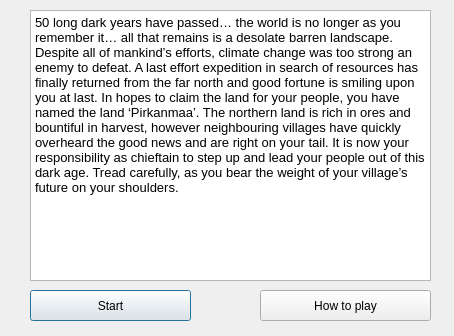
hoanhle/Colonization-Game, file Game/startdialog.ui: the form before one commit.
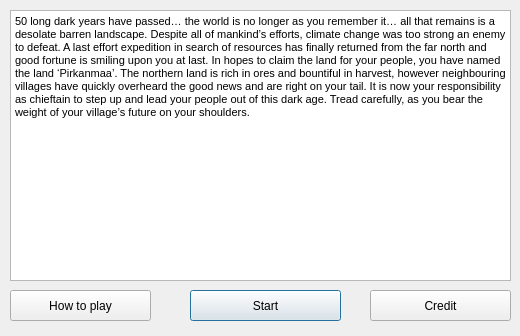
The form after the commit.

Commit message: Adjust design of startdialog

```diff
--- a/Game/startdialog.ui
+++ b/Game/startdialog.ui
@@ -6,7 +6,7 @@
    <rect>
     <x>0</x>
     <y>0</y>
-    <width>454</width>
+    <width>520</width>
     <height>336</height>
    </rect>
   </property>
@@ -16,9 +16,9 @@
   <widget class="QTextBrowser" name="textBrowser">
    <property name="geometry">
     <rect>
-     <x>30</x>
+     <x>10</x>
      <y>10</y>
-     <width>401</width>
+     <width>501</width>
      <height>271</height>
     </rect>
    </property>
@@ -27,15 +27,15 @@
 &lt;html&gt;&lt;head&gt;&lt;meta name=&quot;qrichtext&quot; content=&quot;1&quot; /&gt;&lt;style type=&quot;text/css&quot;&gt;
 p, li { white-space: pre-wrap; }
 &lt;/style&gt;&lt;/head&gt;&lt;body style=&quot; font-family:'MS Shell Dlg 2'; font-size:8pt; font-weight:400; font-style:normal;&quot;&gt;
-&lt;p style=&quot; margin-top:12px; margin-bottom:12px; margin-left:0px; margin-right:0px; -qt-block-indent:0; text-indent:0px;&quot;&gt;&lt;span style=&quot; font-family:'MS Shell Dlg 2'; font-size:10pt;&quot;&gt;50 long dark years have passed… the world is no longer as you remember it… all that remains is a desolate barren landscape. Despite all of mankind’s efforts, climate change was too strong an enemy to defeat. A last effort expedition in search of resources has finally returned from the far north and good fortune is smiling upon you at last. In hopes to claim the land for your people, you have named the land ‘Pirkanmaa’. The northern land is rich in ores and bountiful in harvest, however neighbouring villages have quickly overheard the good news and are right on your tail. It is now your responsibility as chieftain to step up and lead your people out of this dark age. Tread carefully, as you bear the weight of your village’s future on your shoulders. &lt;/span&gt;&lt;/p&gt;&lt;/body&gt;&lt;/html&gt;</string>
+&lt;p style=&quot; margin-top:12px; margin-bottom:12px; margin-left:0px; margin-right:0px; -qt-block-indent:0; text-indent:0px;&quot;&gt;&lt;span style=&quot; font-family:'MS Shell Dlg 2';&quot;&gt;50 long dark years have passed… the world is no longer as you remember it… all that remains is a desolate barren landscape. Despite all of mankind’s efforts, climate change was too strong an enemy to defeat. A last effort expedition in search of resources has finally returned from the far north and good fortune is smiling upon you at last. In hopes to claim the land for your people, you have named the land ‘Pirkanmaa’. The northern land is rich in ores and bountiful in harvest, however neighbouring villages have quickly overheard the good news and are right on your tail. It is now your responsibility as chieftain to step up and lead your people out of this dark age. Tread carefully, as you bear the weight of your village’s future on your shoulders. &lt;/span&gt;&lt;/p&gt;&lt;/body&gt;&lt;/html&gt;</string>
    </property>
   </widget>
   <widget class="QPushButton" name="startButton">
    <property name="geometry">
     <rect>
-     <x>30</x>
+     <x>190</x>
      <y>290</y>
-     <width>161</width>
+     <width>151</width>
      <height>31</height>
     </rect>
    </property>
@@ -46,9 +46,9 @@
   <widget class="QPushButton" name="ruleButton">
    <property name="geometry">
     <rect>
-     <x>260</x>
+     <x>10</x>
      <y>290</y>
-     <width>171</width>
+     <width>141</width>
      <height>31</height>
     </rect>
    </property>
@@ -56,6 +56,19 @@
     <string>How to play</string>
    </property>
   </widget>
+  <widget class="QPushButton" name="pushButton">
+   <property name="geometry">
+    <rect>
+     <x>370</x>
+     <y>290</y>
+     <width>141</width>
+     <height>31</height>
+    </rect>
+   </property>
+   <property name="text">
+    <string>Credit</string>
+   </property>
+  </widget>
  </widget>
  <resources/>
  <connections/>
```
